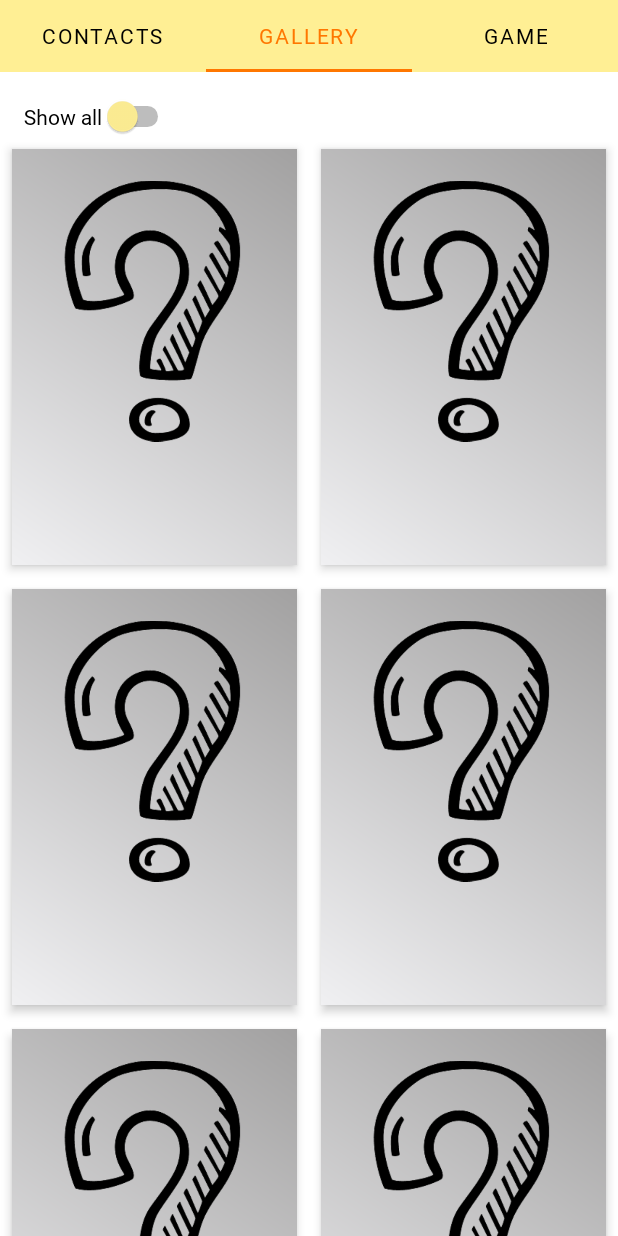
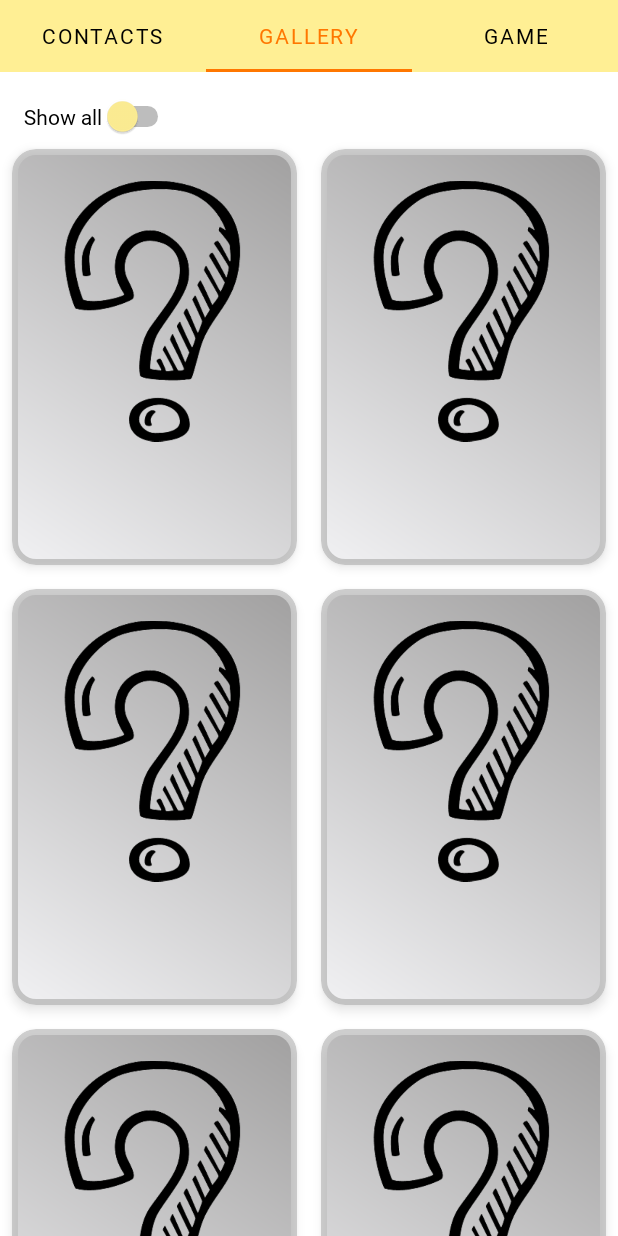
Before and after one commit to jhaaana/madcamp_, an Android app built with Jetpack Compose: the screen it shows after launch (MainActivity), tab 2 chosen, on a phone screen of 412 x 824 dp. Run offline under Robolectric (Android 15) with nearby library versions, the phone set to English and light mode, and no system bars.

Commit message:
이승민 바보

```diff
--- a/app/src/main/java/com/example/sodaw2/SharedData.kt
+++ b/app/src/main/java/com/example/sodaw2/SharedData.kt
@@ -25,7 +25,7 @@ object SharedData {
             GridItem(R.drawable.image11, "바네핑","레어", "R", true),
             GridItem(R.drawable.image23, "공쥬핑","레어", "R", true),
             GridItem(R.drawable.image3, "하츄핑","슈퍼레어", "SR", true),
-            // GridItem(R.drawable.image12, "악동핑","히든", "H", true),
+            GridItem(R.drawable.image12, "악동핑","슈퍼레어", "SR", true),
             )
     )
     val dataSet1: LiveData<MutableList<GridItem>> get() = _dataSet1
--- a/app/src/main/java/com/example/sodaw2/WednesdayFragment.kt
+++ b/app/src/main/java/com/example/sodaw2/WednesdayFragment.kt
@@ -67,7 +67,6 @@ class WednesdayFragment : Fragment() {
         // *** val sharedPreferences = requireContext().getSharedPreferences("game_prefs", Context.MODE_PRIVATE)
         // *** score = sharedPreferences.getInt(SCORE_KEY, 0)
         // *** normalProbability = sharedPreferences.getInt("normal_probability", 0)
-
 
         // 텍스트와 이미지뷰 초기화
         val scoreText: TextView = view.findViewById(R.id.scoreText)
--- a/app/src/main/res/drawable/gold_gradient.xml
+++ b/app/src/main/res/drawable/gold_gradient.xml
@@ -1,7 +1,9 @@
-<!-- res/drawable/gradient_purple.xml -->
+<!-- res/drawable/custom_gradient.xml -->
 <shape xmlns:android="http://schemas.android.com/apk/res/android">
     <gradient
-        android:startColor="#EBD8B9"
-        android:endColor="#AF7607"
+        android:startColor="#F6D365"
+        android:centerColor="#FDA085"
+        android:endColor="#9FBAE8"
         android:angle="45" />
+    <corners android:radius="24dp" /> <!-- 적당히 둥근 테두리 -->
 </shape>
--- a/app/src/main/res/drawable/gradation_blue.xml
+++ b/app/src/main/res/drawable/gradation_blue.xml
@@ -1,7 +1,21 @@
-<!-- res/drawable/gradient_purple.xml -->
-<shape xmlns:android="http://schemas.android.com/apk/res/android">
-    <gradient
-        android:startColor="#F0F0F2"
-        android:endColor="#A2A1A1"
-        android:angle="45" />
-</shape>
+<layer-list xmlns:android="http://schemas.android.com/apk/res/android">
+<!-- 반투명 외곽선(블러 효과처럼 보이도록) -->
+<item>
+    <shape>
+        <solid android:color="#80A4A4A4" /> <!-- 투명한 흰색 -->
+        <corners android:radius="16dp" /> <!-- 둥근 모서리 반경 -->
+    </shape>
+</item>
+
+<!-- 내부 배경 -->
+<item android:left="4dp" android:top="4dp" android:right="4dp" android:bottom="4dp">
+    <shape>
+        <!-- 그라디언트 색상 추가 -->
+        <gradient
+            android:startColor="#F0F0F2"
+            android:endColor="#A2A1A1"
+            android:angle="45" />
+        <corners android:radius="12dp" /> <!-- 내부 둥근 모서리 -->
+    </shape>
+</item>
+</layer-list>
--- a/app/src/main/res/drawable/gradient_purple.xml
+++ b/app/src/main/res/drawable/gradient_purple.xml
@@ -1,7 +1,21 @@
-<!-- res/drawable/gradient_purple.xml -->
-<shape xmlns:android="http://schemas.android.com/apk/res/android">
-    <gradient
-        android:startColor="@color/purple_500"
-        android:endColor="#4B17B4"
-        android:angle="45" />
-</shape>
+<layer-list xmlns:android="http://schemas.android.com/apk/res/android">
+    <!-- 반투명 외곽선(블러 효과처럼 보이도록) -->
+    <item>
+        <shape>
+            <solid android:color="#B8A0F0" /> <!-- 투명한 흰색 -->
+            <corners android:radius="16dp" /> <!-- 둥근 모서리 반경 -->
+        </shape>
+    </item>
+
+    <!-- 내부 배경 -->
+    <item android:left="4dp" android:top="4dp" android:right="4dp" android:bottom="4dp">
+        <shape>
+            <!-- 그라디언트 색상 추가 -->
+            <gradient
+                android:startColor="#C7BCE7"
+                android:endColor="#4B17B4"
+                android:angle="45" />
+            <corners android:radius="12dp" /> <!-- 내부 둥근 모서리 -->
+        </shape>
+    </item>
+</layer-list>
--- a/app/src/main/res/drawable/green_gradinet.xml
+++ b/app/src/main/res/drawable/green_gradinet.xml
@@ -1,7 +1,21 @@
-<!-- res/drawable/gradient_purple.xml -->
-<shape xmlns:android="http://schemas.android.com/apk/res/android">
-    <gradient
-        android:startColor="#D4F0DA"
-        android:endColor="#4AB618"
-        android:angle="45" />
-</shape>
+<layer-list xmlns:android="http://schemas.android.com/apk/res/android">
+<!-- 반투명 외곽선(블러 효과처럼 보이도록) -->
+<item>
+    <shape>
+        <solid android:color="#A9E254" /> <!-- 투명한 흰색 -->
+        <corners android:radius="16dp" /> <!-- 둥근 모서리 반경 -->
+    </shape>
+</item>
+
+<!-- 내부 배경 -->
+<item android:left="4dp" android:top="4dp" android:right="4dp" android:bottom="4dp">
+    <shape>
+        <!-- 그라디언트 색상 추가 -->
+        <gradient
+            android:startColor="#D4F0DA"
+            android:endColor="#4AB618"
+            android:angle="45" />
+        <corners android:radius="12dp" /> <!-- 내부 둥근 모서리 -->
+    </shape>
+</item>
+</layer-list>
```
